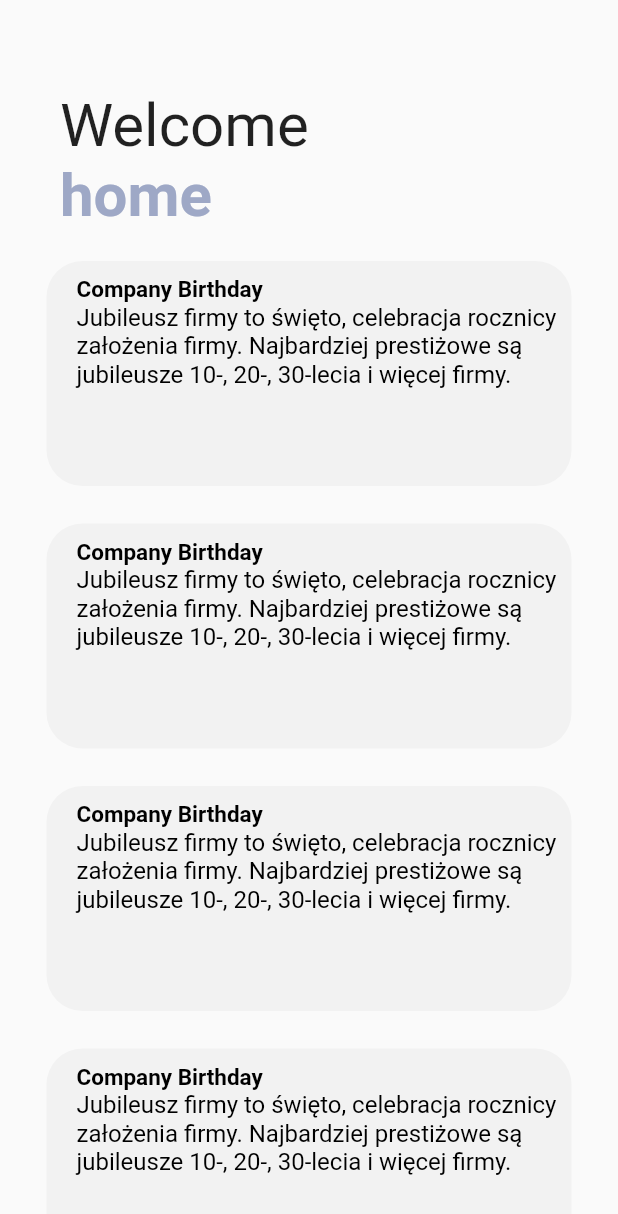
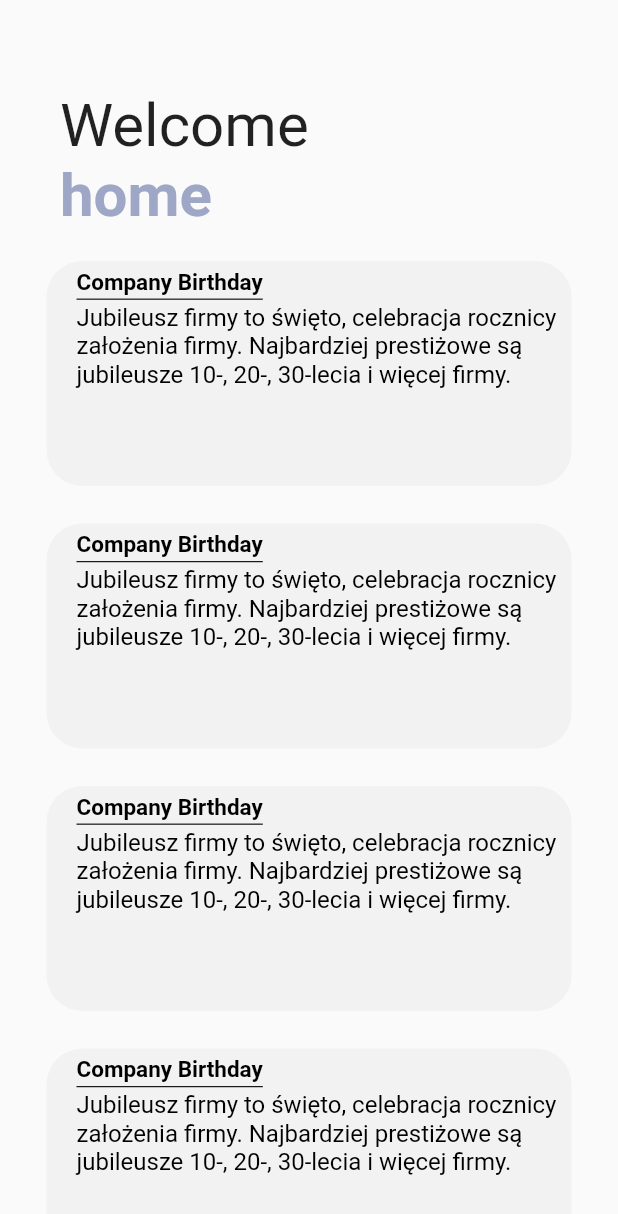
Before and after one commit to KamilJuraszek/home_screen, a Flutter app: the screen it shows after launch, on a phone screen of 412 x 824 dp. Shown: the top 1214 px of the screen. Run offline on Flutter 3.47's test engine with Material 2 defaults, Android fonts, the phone set to English and light mode, and no system bars; Roboto replaces fonts that are missing (Spoof); project files that could hold a hidden picture were left out.

Commit message:
cosmetic changes

```diff
--- a/lib/main.dart
+++ b/lib/main.dart
@@ -88,8 +88,12 @@ class _MyHomePageState extends State<MyHomePage> {
                         Text(
                           'Company Birthday',
                           style: TextStyle(
+                              shadows: [Shadow(offset: Offset(0, -5), color: Colors.black),],
+                              decoration: TextDecoration.underline,
+                              decorationStyle: TextDecorationStyle.solid,
+                              decorationColor: Colors.black,
                               fontSize: 15,
-                              color: Colors.black,
+                              color: Colors.transparent,
                               fontWeight: FontWeight.bold),
                         ),
                         Text(
@@ -125,8 +129,12 @@ class _MyHomePageState extends State<MyHomePage> {
                           Text(
                             'Company Birthday',
                             style: TextStyle(
+                              shadows: [Shadow(offset: Offset(0, -5), color: Colors.black),],
+                              decoration: TextDecoration.underline,
+                              decorationStyle: TextDecorationStyle.solid,
+                              decorationColor: Colors.black,
                               fontSize: 15,
-                              color: Colors.black,
+                              color: Colors.transparent,
                               fontWeight: FontWeight.bold,
                             ),
                           ),
@@ -163,8 +171,12 @@ class _MyHomePageState extends State<MyHomePage> {
                           Text(
                             'Company Birthday',
                             style: TextStyle(
+                                shadows: [Shadow(offset: Offset(0, -5), color: Colors.black),],
+                                decoration: TextDecoration.underline,
+                                decorationStyle: TextDecorationStyle.solid,
+                                decorationColor: Colors.black,
                                 fontSize: 15,
-                                color: Colors.black,
+                                color: Colors.transparent,
                                 fontWeight: FontWeight.bold),
                           ),
                           Text(
@@ -200,8 +212,12 @@ class _MyHomePageState extends State<MyHomePage> {
                           Text(
                             'Company Birthday',
                             style: TextStyle(
+                                shadows: [Shadow(offset: Offset(0, -5), color: Colors.black),],
+                                decoration: TextDecoration.underline,
+                                decorationStyle: TextDecorationStyle.solid,
+                                decorationColor: Colors.black,
                                 fontSize: 15,
-                                color: Colors.black,
+                                color: Colors.transparent,
                                 fontWeight: FontWeight.bold),
                           ),
                           Text(
```
